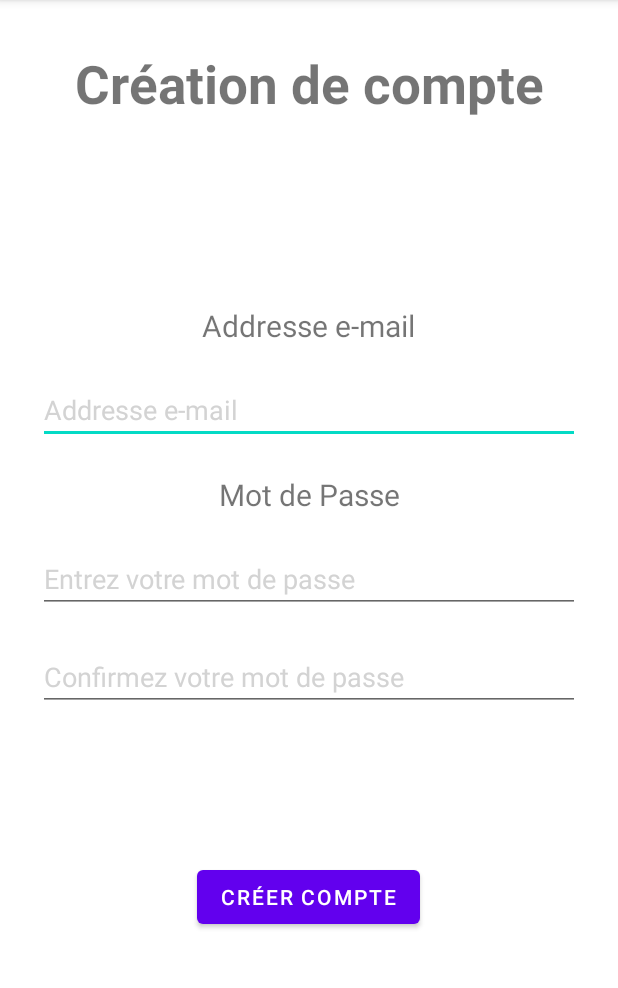
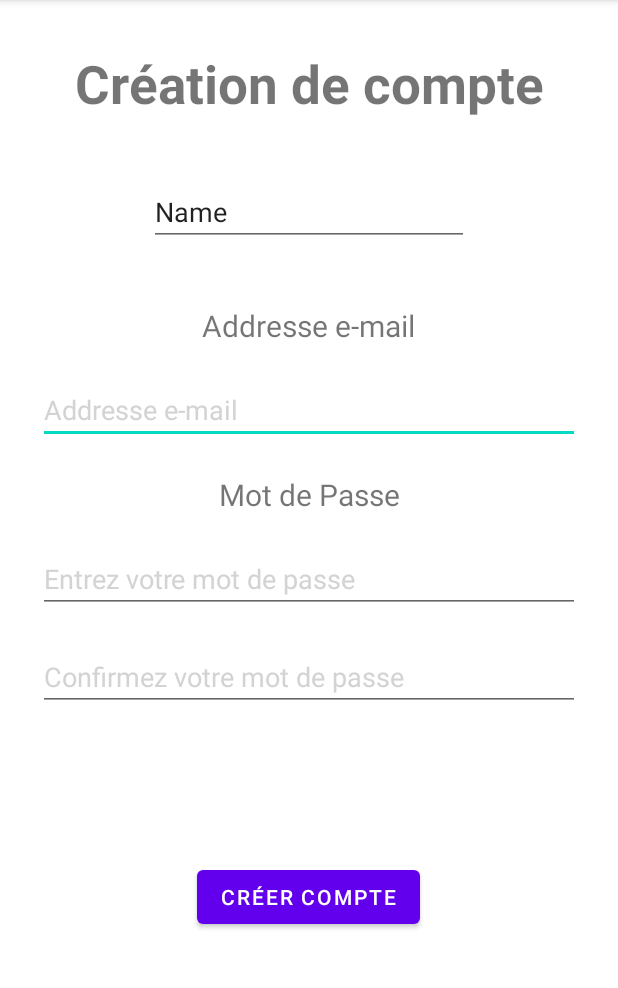
Before and after one commit to QuantumEnigmaa/NetworkApp, an Android app: the screen it shows after launch (CreateAccountActivity), after a tap on an icon or button, on a phone screen of 412 x 824 dp, the part 84-1072 px from its top. Run offline under Robolectric (Android 15) with nearby library versions, the phone set to English and light mode, and no system bars; our stand-ins replace Firebase (no records; nobody signed in at launch, a user with empty details on screens opened directly); 1 other tap on this screen came first.

```diff
--- a/app/src/main/java/fr/isen/networkapp/pk/utils/FirebaseUtils.kt
+++ b/app/src/main/java/fr/isen/networkapp/pk/utils/FirebaseUtils.kt
@@ -14,4 +14,5 @@ object FirebaseUtils {
     val dbRef: DatabaseReference = firebaseDB.getReference("postData")
     private val firebaseStorage: FirebaseStorage = FirebaseStorage.getInstance()
     val storageRef: StorageReference = firebaseStorage.getReference("images")
+    val userRef: DatabaseReference = firebaseDB.getReference("user")
 }
--- a/app/src/main/res/layout/activity_create_account.xml
+++ b/app/src/main/res/layout/activity_create_account.xml
@@ -100,4 +100,16 @@
         app:layout_constraintStart_toStartOf="parent"
         app:layout_constraintTop_toBottomOf="@+id/accountCreationPasswordAgain" />
 
+    <EditText
+        android:id="@+id/userName"
+        android:layout_width="wrap_content"
+        android:layout_height="wrap_content"
+        android:ems="10"
+        android:inputType="textPersonName"
+        android:text="Name"
+        app:layout_constraintBottom_toTopOf="@+id/accountCreationEnterMail"
+        app:layout_constraintEnd_toEndOf="parent"
+        app:layout_constraintStart_toStartOf="parent"
+        app:layout_constraintTop_toBottomOf="@+id/accountCreationTitle" />
+
 </androidx.constraintlayout.widget.ConstraintLayout>
```
Also changed, not shown: app/src/main/java/fr/isen/networkapp/pk/CreateAccountActivity.kt (+9 -2 lines), app/src/main/java/fr/isen/networkapp/pk/model/User.kt (added, +14 -0 lines).
